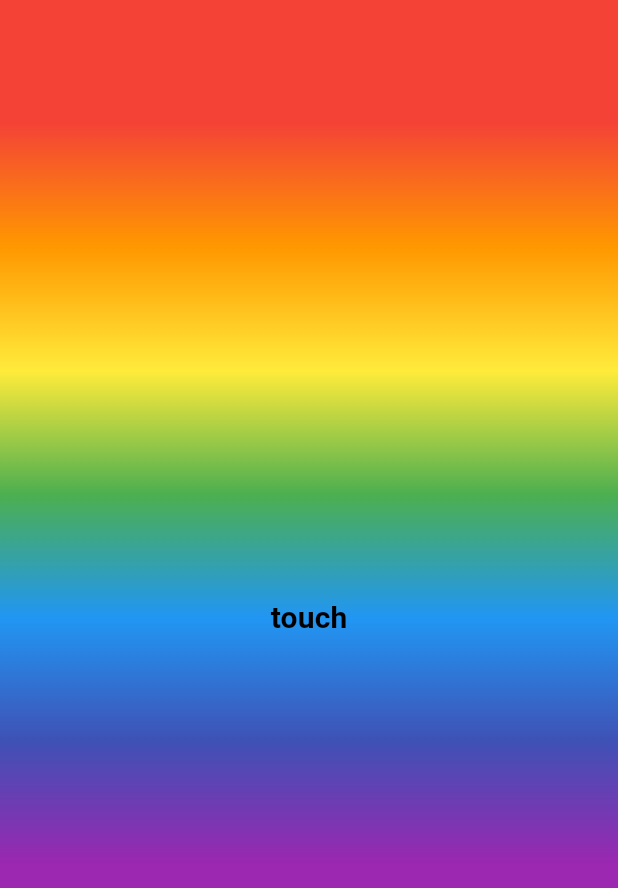
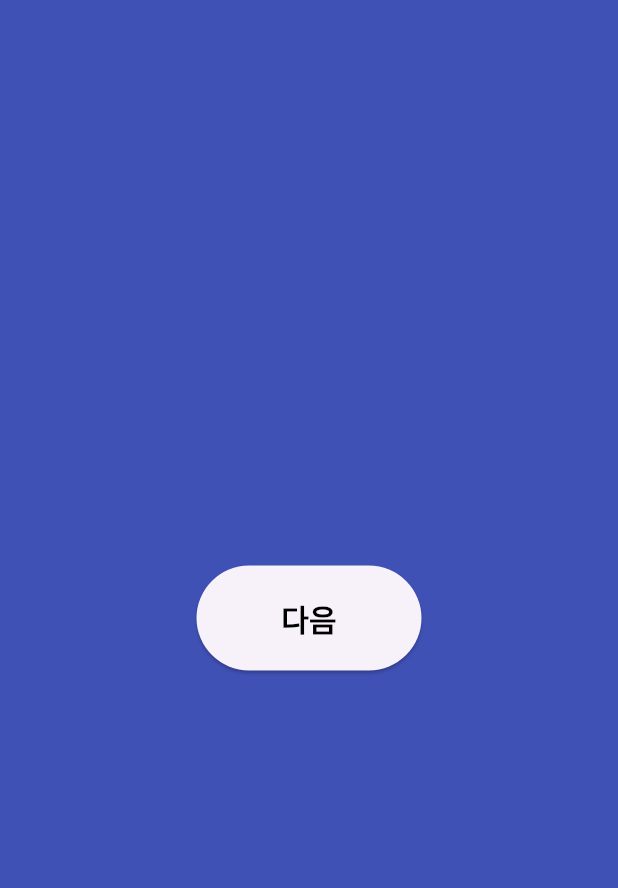
Before and after one commit to QuaRang1225/enhancement-flutter, a Flutter app: the screen it shows after launch, on a phone screen of 412 x 824 dp. Shown: the top 888 px of the screen. Run offline on Flutter 3.47's test engine with Material 3 defaults, Android fonts, the phone set to English and light mode, and no system bars.

Commit message:
- 네비게이션 뷰 구현 완료

```diff
--- a/lib/main.dart
+++ b/lib/main.dart
@@ -1,4 +1,5 @@
 import 'package:flutter/material.dart';
+import 'package:practice_flutter/navigation.dart';
 import 'carrot.dart';
 import 'flexible.dart';
 import 'List.dart';
@@ -15,7 +16,7 @@ class MyApp extends StatelessWidget {
   @override
   Widget build(BuildContext context) {
     return MaterialApp(
-      home: Alert() // 분리한 파일을 사용
+      home: NavigationTestView() // 분리한 파일을 사용
     );
   }
 }
--- /dev/null
+++ b/lib/navigation.dart
@@ -0,0 +1,51 @@
+import 'package:flutter/material.dart';
+
+class NavigationTestView extends StatelessWidget {
+  const NavigationTestView({super.key});
+
+  @override
+  Widget build(BuildContext context) {
+    return Container(
+      width: MediaQuery.of(context).size.width,
+      height: MediaQuery.of(context).size.height,
+      child: Stack(
+        children: [
+          Container(color: Colors.indigo),
+          Center(
+            child: ElevatedButton(
+                style: ElevatedButton.styleFrom(
+                  minimumSize: Size(150, 70), // 너비 200, 높이 50
+                ),
+                onPressed: ()=> Navigator.push(context, MaterialPageRoute(
+                    builder: (_) => SecondView())),
+                child: Text(
+                  "다음",
+                  style: TextStyle(
+                    fontWeight: FontWeight.bold,
+                    fontSize: 20,
+                    color:Colors.black
+                  ),
+                )),
+          ),
+        ],
+      ),
+    );
+  }
+}
+
+class SecondView extends StatelessWidget {
+  const SecondView({super.key});
+
+  @override
+  Widget build(BuildContext context) {
+    return Scaffold(
+      appBar: AppBar(
+        title: Text("안뇽"),
+        leading: IconButton(
+            onPressed: ()=> Navigator.pop(context),
+            icon: Icon(Icons.chevron_left)
+        ),
+      ),
+    );
+  }
+}
```
